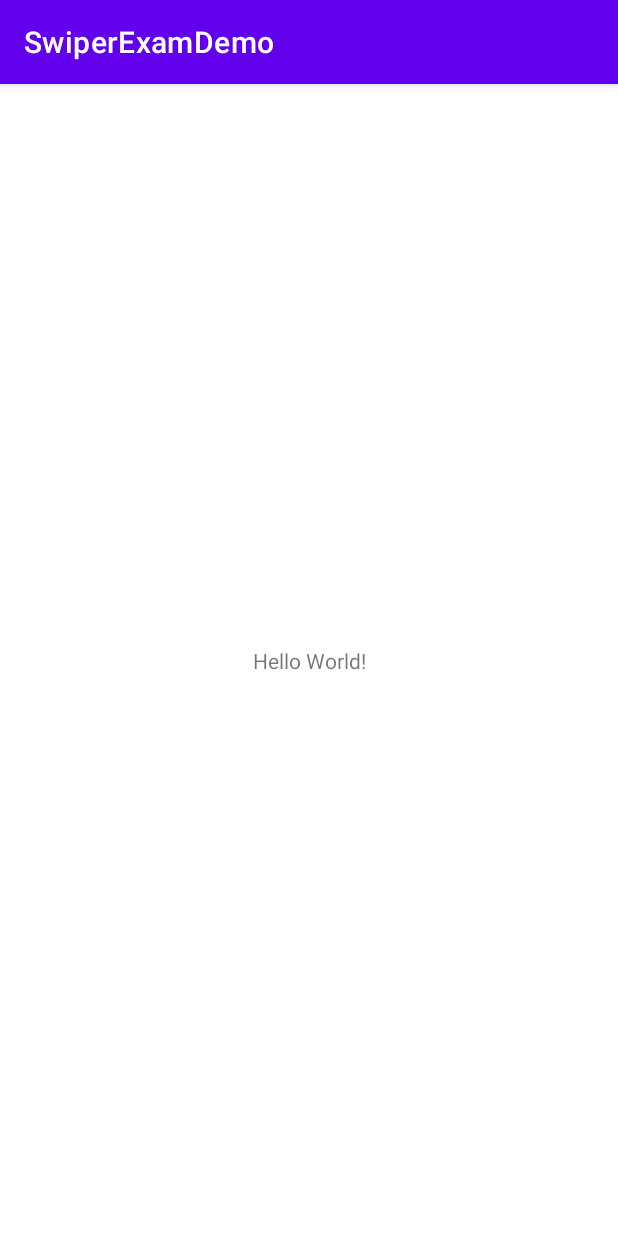
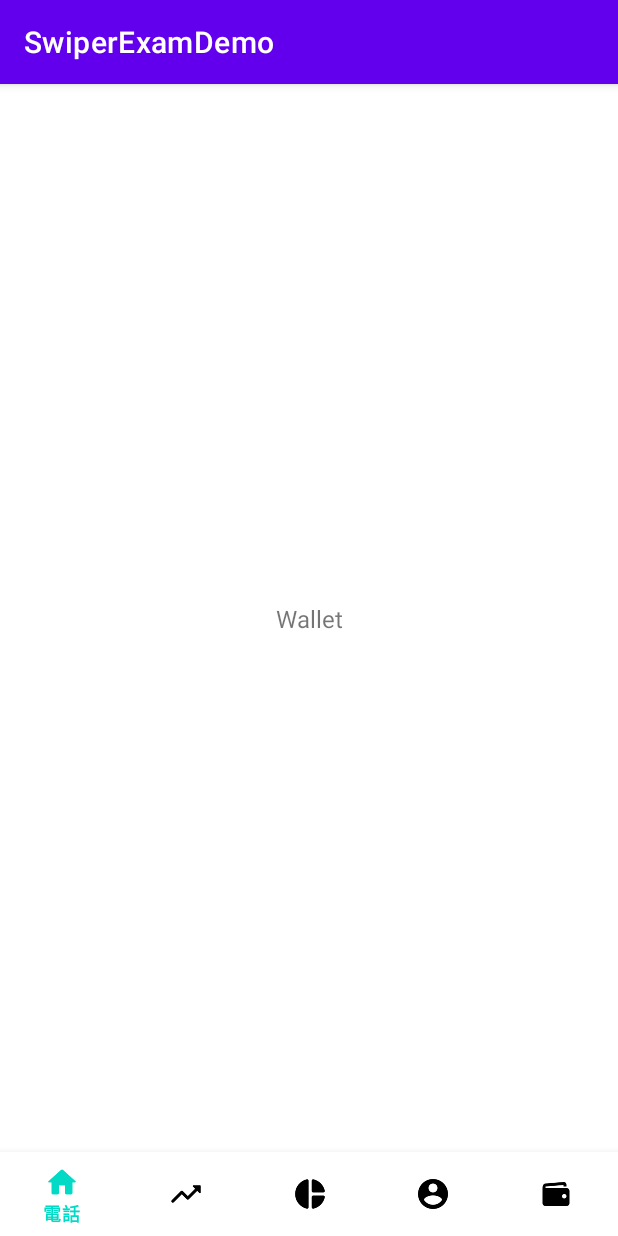
Before and after one commit to DavidHsiao/SwiperExamDemo, an Android app: the screen it shows after launch (MainActivity), on a phone screen of 412 x 824 dp. Run offline under Robolectric (Android 15) with nearby library versions, the phone set to English and light mode, and no system bars; our stand-ins replace data binding, navigation-ui; 4 statements that could not run were skipped.

Commit message:
* 加入BottomNavigation

```diff
--- a/app/build.gradle
+++ b/app/build.gradle
@@ -6,6 +6,10 @@ plugins {
 android {
     compileSdkVersion 30
     buildToolsVersion "30.0.3"
+
+    dataBinding{
+        enabled = true
+    }
 
     defaultConfig {
         applicationId "android.example.com.swiperexamdemo"
@@ -42,4 +46,9 @@ dependencies {
     testImplementation 'junit:junit:4.+'
     androidTestImplementation 'androidx.test.ext:junit:1.1.2'
     androidTestImplementation 'androidx.test.espresso:espresso-core:3.3.0'
+
+    implementation "androidx.navigation:navigation-fragment-ktx:$nav_version"
+    implementation "android.arch.navigation:navigation-ui-ktx:$nav_version"
+
+    implementation 'com.google.android.material:material:1.2.1'
 }
--- a/app/src/main/java/android/example/com/swiperexamdemo/MainActivity.kt
+++ b/app/src/main/java/android/example/com/swiperexamdemo/MainActivity.kt
@@ -1,11 +1,62 @@
 package android.example.com.swiperexamdemo
 
+import android.example.com.swiperexamdemo.databinding.ActivityMainBinding
 import androidx.appcompat.app.AppCompatActivity
 import android.os.Bundle
+import android.util.Log
+import android.view.Menu
+import androidx.databinding.DataBindingUtil
+import androidx.navigation.NavController
+import androidx.navigation.findNavController
+import androidx.navigation.fragment.NavHostFragment
+import androidx.navigation.ui.NavigationUI
+import com.google.android.material.bottomnavigation.LabelVisibilityMode
 
 class MainActivity : AppCompatActivity() {
+
+    private val TAG = MainActivity::class.java.simpleName
+    private lateinit var binding: ActivityMainBinding
+    private lateinit var navController:NavController
     override fun onCreate(savedInstanceState: Bundle?) {
         super.onCreate(savedInstanceState)
+
+        binding = DataBindingUtil.setContentView(this, R.layout.activity_main)
+        val navHostFragment = supportFragmentManager.findFragmentById(R.id.main_container) as NavHostFragment
+        navController = navHostFragment.navController
+
+
+        // 讓NavigationUI認識navView
+//        NavigationUI.setupWithNavController(binding.bottomNavView, navController)
+
         setContentView(R.layout.activity_main)
+        init()
+    }
+
+    private fun init(){
+        with(binding) {
+
+            bottomNavView.apply {
+                labelVisibilityMode = LabelVisibilityMode.LABEL_VISIBILITY_LABELED
+
+                setOnNavigationItemSelectedListener { item ->
+                    Log.d(TAG, "OnNavigationItemSelected(): Position - ${item.order}")
+//                    when(item.order){
+//                        0->navController.navigate(R.id.walletFragment)
+//                        1->navController.navigate(R.id.walletFragment)
+//                        2->navController.navigate(R.id.walletFragment)
+//                        3->navController.navigate(R.id.walletFragment)
+//                        4->navController.navigate(R.id.walletFragment)
+//                        else -> {
+//                            navController.navigate(R.id.walletFragment)
+//                        }
+//                    }
+
+                    return@setOnNavigationItemSelectedListener true
+                }
+                navController.navigate( R.id.walletFragment)
+
+            }
+        }
+
     }
 }
--- /dev/null
+++ b/app/src/main/java/android/example/com/swiperexamdemo/wallet/WalletFragment.kt
@@ -0,0 +1,17 @@
+package android.example.com.swiperexamdemo.wallet
+
+import android.example.com.swiperexamdemo.R
+import android.os.Bundle
+import android.view.LayoutInflater
+import android.view.View
+import android.view.ViewGroup
+import androidx.fragment.app.Fragment
+
+class WalletFragment : Fragment() {
+    override fun onCreateView(
+        inflater: LayoutInflater, container: ViewGroup?,
+        savedInstanceState: Bundle?
+    ): View? {
+        return inflater.inflate(R.layout.fragment_wallet, container, false)
+    }
+}
--- /dev/null
+++ b/app/src/main/res/color/home_nav_item_color.xml
@@ -0,0 +1,5 @@
+<?xml version="1.0" encoding="utf-8"?>
+<selector xmlns:android="http://schemas.android.com/apk/res/android">
+    <item android:color="@color/primaryColor" android:state_checked="true" />
+    <item android:color="@color/black" android:state_checked="false" />
+</selector>
--- a/app/src/main/res/layout/activity_main.xml
+++ b/app/src/main/res/layout/activity_main.xml
@@ -1,18 +1,40 @@
 <?xml version="1.0" encoding="utf-8"?>
-<androidx.constraintlayout.widget.ConstraintLayout xmlns:android="http://schemas.android.com/apk/res/android"
+<layout xmlns:android="http://schemas.android.com/apk/res/android"
     xmlns:app="http://schemas.android.com/apk/res-auto"
-    xmlns:tools="http://schemas.android.com/tools"
+    xmlns:tools="http://schemas.android.com/tools">
+
+    <data>
+
+    </data>
+
+    <androidx.constraintlayout.widget.ConstraintLayout
         android:layout_width="match_parent"
         android:layout_height="match_parent"
         tools:context=".MainActivity">
 
-    <TextView
-        android:layout_width="wrap_content"
+        <androidx.fragment.app.FragmentContainerView
+            android:id="@+id/main_container"
+            android:name="androidx.navigation.fragment.NavHostFragment"
+            android:layout_width="match_parent"
+            android:layout_height="0dp"
+            app:navGraph="@navigation/nav_graph"
+            app:defaultNavHost="true"
+            app:layout_constraintTop_toTopOf="parent"
+            app:layout_constraintBottom_toTopOf="@+id/bottom_nav_view" />
+        />
+
+        <com.google.android.material.bottomnavigation.BottomNavigationView
+            android:id="@+id/bottom_nav_view"
+            style="@style/Widget.MaterialComponents.BottomNavigationView"
+            android:layout_width="match_parent"
             android:layout_height="wrap_content"
-        android:text="Hello World!"
+            android:layout_alignParentBottom="true"
+            app:itemIconTint="@color/home_nav_item_color"
+            app:itemTextColor="@color/home_nav_item_color"
             app:layout_constraintBottom_toBottomOf="parent"
-        app:layout_constraintLeft_toLeftOf="parent"
-        app:layout_constraintRight_toRightOf="parent"
-        app:layout_constraintTop_toTopOf="parent" />
+            app:menu="@menu/nav"
+            tools:background="@color/black"
+            tools:layout_height="?attr/actionBarSize" />
 
     </androidx.constraintlayout.widget.ConstraintLayout>
+</layout>
--- /dev/null
+++ b/app/src/main/res/layout/fragment_wallet.xml
@@ -0,0 +1,24 @@
+<?xml version="1.0" encoding="utf-8"?>
+<androidx.constraintlayout.widget.ConstraintLayout
+    xmlns:android="http://schemas.android.com/apk/res/android"
+    xmlns:app="http://schemas.android.com/apk/res-auto"
+    xmlns:tools="http://schemas.android.com/tools"
+    android:layout_width="match_parent"
+    android:layout_height="match_parent"
+    android:id="@+id/wallet_layout">
+
+    <TextView
+        android:id="@+id/textView"
+        android:layout_width="wrap_content"
+        android:layout_height="wrap_content"
+        android:layout_marginStart="8dp"
+        android:layout_marginTop="8dp"
+        android:layout_marginEnd="8dp"
+        android:layout_marginBottom="8dp"
+        android:text="@string/wallet"
+        android:textSize="16sp"
+        app:layout_constraintBottom_toBottomOf="parent"
+        app:layout_constraintEnd_toEndOf="parent"
+        app:layout_constraintStart_toStartOf="parent"
+        app:layout_constraintTop_toTopOf="parent" />
+</androidx.constraintlayout.widget.ConstraintLayout>
--- /dev/null
+++ b/app/src/main/res/menu/nav.xml
@@ -0,0 +1,25 @@
+<?xml version="1.0" encoding="utf-8"?>
+<menu xmlns:android="http://schemas.android.com/apk/res/android">
+    <item android:title="@string/phone"
+        android:id="@+id/nav1"
+        android:icon="@drawable/browser"
+
+        />
+    <item android:title="@string/chat"
+        android:icon="@drawable/icon_trending"
+        android:id="@+id/nav2"
+        />
+    <item android:title="@string/scan"
+        android:id="@+id/nav3"
+        android:icon="@drawable/portfolio"
+        />
+    <item android:title="@string/swipe"
+        android:id="@+id/nav4"
+        android:icon="@drawable/account"
+        />
+    <item android:title="@string/wallet_cn"
+        android:id="@+id/nav5"
+        android:icon="@drawable/wallet"
+        />
+
+</menu>
--- /dev/null
+++ b/app/src/main/res/navigation/nav_graph.xml
@@ -0,0 +1,13 @@
+<?xml version="1.0" encoding="utf-8"?>
+<navigation xmlns:android="http://schemas.android.com/apk/res/android"
+    xmlns:app="http://schemas.android.com/apk/res-auto"
+    android:id="@+id/nav_graph"
+    xmlns:tools="http://schemas.android.com/tools"
+    app:startDestination="@id/walletFragment">
+
+    <fragment
+        android:id="@+id/walletFragment"
+        android:name="android.example.com.swiperexamdemo.wallet.WalletFragment"
+        android:label="WalletFragment"
+        tools:layout="@layout/fragment_wallet"/>
+</navigation>
--- a/app/src/main/res/values/colors.xml
+++ b/app/src/main/res/values/colors.xml
@@ -7,4 +7,6 @@
     <color name="teal_700">#FF018786</color>
     <color name="black">#FF000000</color>
     <color name="white">#FFFFFFFF</color>
+
+    <color name="primaryColor">#03DAC5</color>
 </resources>
--- a/app/src/main/res/values/strings.xml
+++ b/app/src/main/res/values/strings.xml
@@ -1,3 +1,9 @@
 <resources>
     <string name="app_name">SwiperExamDemo</string>
+    <string name="wallet">Wallet</string>
+    <string name="wallet_cn">錢包</string>
+    <string name="phone">電話</string>
+    <string name="chat">聊天</string>
+    <string name="scan">掃描</string>
+    <string name="swipe">滑吧</string>
 </resources>
```
Also changed, not shown: app/src/main/res/drawable/account.png (added), app/src/main/res/drawable/browser.png (added), app/src/main/res/drawable/icon_trending.png (added), app/src/main/res/drawable/portfolio.png (added), app/src/main/res/drawable/wallet.png (added). Lines whose indentation alone changed are shown as unchanged.
